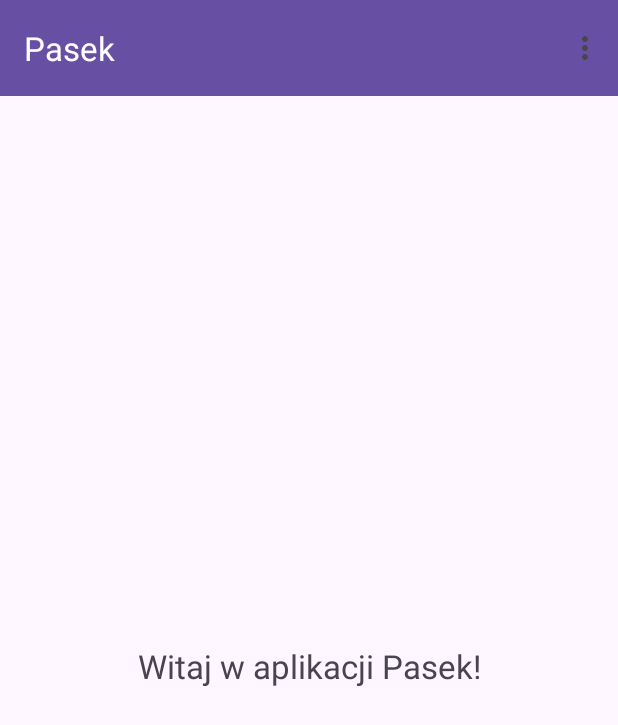
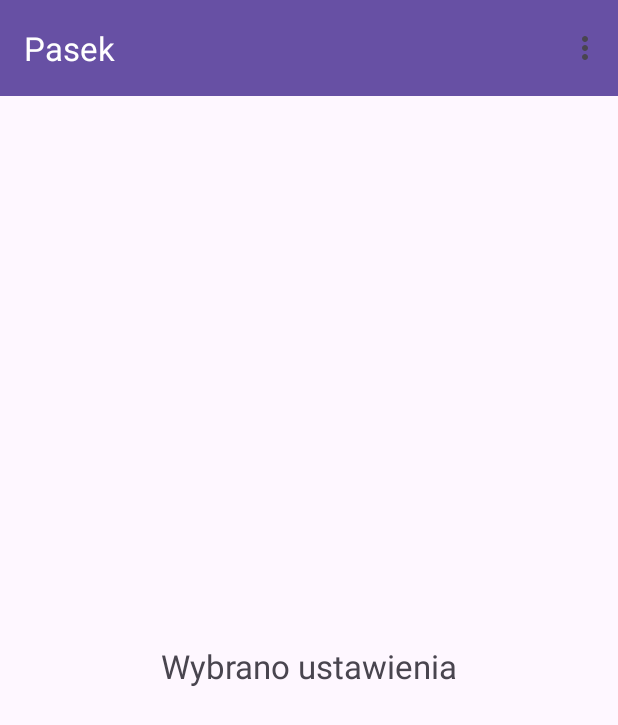
Before and after one commit to mateuszjankowski0502-dot/MenuZad1, an Android app: the screen it shows after launch (MainActivity), in the options menu, after a tap on "Ustawienia", on a phone screen of 412 x 824 dp. Shown: the top 725 px of the screen. Run offline under Robolectric (Android 15) with nearby library versions, the phone set to English and light mode, and no system bars.

Commit message:
feat: obsluga pozycji menu

```diff
--- a/app/src/main/java/com/example/pasek/MainActivity.java
+++ b/app/src/main/java/com/example/pasek/MainActivity.java
@@ -36,9 +36,9 @@ public class MainActivity extends AppCompatActivity {
         int id = item.getItemId();
 
         if (id == R.id.menu_settings) {
-            Toast.makeText(this, "Ustawienia", Toast.LENGTH_SHORT).show();
+            android.widget.TextView txtMain = findViewById(R.id.txtMain);
+            txtMain.setText("Wybrano ustawienia");
             return true;
-
         } else if (id == R.id.menu_about) {
             Toast.makeText(this, "O aplikacji", Toast.LENGTH_SHORT).show();
             return true;
```
